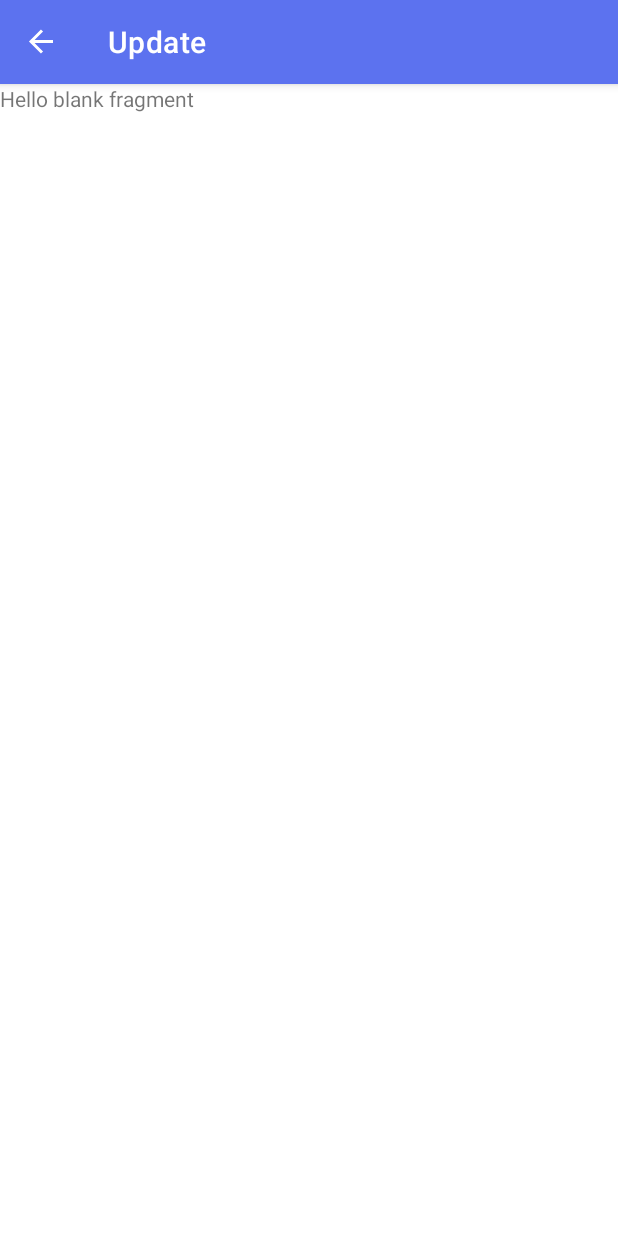
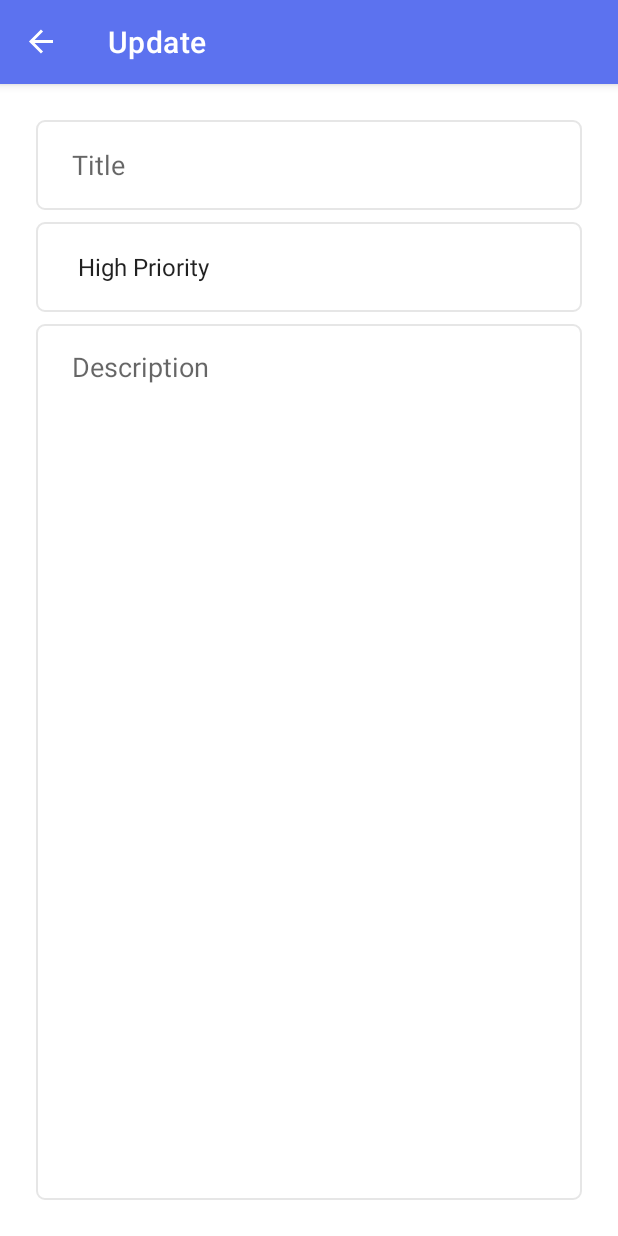
Before and after one commit to emineinan/To-DoApp, an Android app: the UpdateFragment screen opened through its navigation route, on a phone screen of 412 x 824 dp. Run offline under Robolectric (Android 15) with nearby library versions, the phone set to English and light mode, and no system bars; our stand-ins replace navigation-ui; 4 statements that could not run were skipped.

Commit message:
Design UpdateFragment layout

```diff
--- a/app/src/main/java/com/example/todoapp/fragments/list/ListFragment.kt
+++ b/app/src/main/java/com/example/todoapp/fragments/list/ListFragment.kt
@@ -22,6 +22,10 @@ class ListFragment : Fragment() {
         binding.floatingActionButton.setOnClickListener {
             findNavController().navigate(R.id.action_listFragment_to_addFragment)
         }
+
+        binding.listLayout.setOnClickListener {
+            findNavController().navigate(R.id.action_listFragment_to_updateFragment)
+        }
         return binding.root
     }
 }
--- /dev/null
+++ b/app/src/main/res/drawable/custom_input.xml
@@ -0,0 +1,20 @@
+<?xml version="1.0" encoding="utf-8"?>
+<selector xmlns:android="http://schemas.android.com/apk/res/android">
+
+    <item android:state_enabled="true" android:state_focused="true">
+        <shape android:shape="rectangle">
+            <solid android:color="@color/white" />
+            <stroke android:width="1dp" android:color="@color/blue" />
+            <corners android:radius="5dp" />
+        </shape>
+    </item>
+
+    <item android:state_enabled="true">
+        <shape android:shape="rectangle">
+            <solid android:color="@color/white" />
+            <stroke android:width="1dp" android:color="@color/lightGray" />
+            <corners android:radius="5dp" />
+        </shape>
+    </item>
+
+</selector>
--- a/app/src/main/res/layout/fragment_add.xml
+++ b/app/src/main/res/layout/fragment_add.xml
@@ -29,7 +29,8 @@
         android:layout_width="0dp"
         android:layout_height="60dp"
         android:layout_marginTop="8dp"
-        android:paddingStart="24dp"
+        android:paddingStart="20dp"
+        android:paddingEnd="20dp"
         app:layout_constraintEnd_toEndOf="parent"
         app:layout_constraintHorizontal_bias="0.5"
         app:layout_constraintStart_toStartOf="parent"
--- a/app/src/main/res/layout/fragment_list.xml
+++ b/app/src/main/res/layout/fragment_list.xml
@@ -4,6 +4,7 @@
     xmlns:tools="http://schemas.android.com/tools"
     android:layout_width="match_parent"
     android:layout_height="match_parent"
+    android:id="@+id/listLayout"
     tools:context=".fragments.list.ListFragment">
 
     <androidx.recyclerview.widget.RecyclerView
--- a/app/src/main/res/layout/fragment_update.xml
+++ b/app/src/main/res/layout/fragment_update.xml
@@ -1,14 +1,57 @@
 <?xml version="1.0" encoding="utf-8"?>
-<FrameLayout xmlns:android="http://schemas.android.com/apk/res/android"
+<androidx.constraintlayout.widget.ConstraintLayout xmlns:android="http://schemas.android.com/apk/res/android"
+    xmlns:app="http://schemas.android.com/apk/res-auto"
     xmlns:tools="http://schemas.android.com/tools"
     android:layout_width="match_parent"
     android:layout_height="match_parent"
-    tools:context=".UpdateFragment">
+    android:padding="24dp"
+    tools:context=".fragments.update.UpdateFragment">
 
-    <!-- TODO: Update blank fragment layout -->
-    <TextView
-        android:layout_width="match_parent"
-        android:layout_height="match_parent"
-        android:text="@string/hello_blank_fragment" />
 
-</FrameLayout>
+    <EditText
+        android:id="@+id/editTextCurrentTitle"
+        android:layout_width="0dp"
+        android:layout_height="60dp"
+        android:ems="10"
+        android:paddingStart="24dp"
+        android:paddingEnd="24dp"
+        android:inputType="textPersonName"
+        android:hint="@string/title"
+        android:background="@drawable/custom_input"
+        app:layout_constraintEnd_toEndOf="parent"
+        app:layout_constraintStart_toStartOf="parent"
+        app:layout_constraintTop_toTopOf="parent" />
+
+    <Spinner
+        android:id="@+id/spinnerCurrentPriorities"
+        android:background="@drawable/custom_input"
+        android:entries="@array/priorities"
+        android:layout_width="0dp"
+        android:layout_height="60dp"
+        android:layout_marginTop="8dp"
+        android:paddingStart="20dp"
+        android:paddingEnd="20dp"
+        app:layout_constraintEnd_toEndOf="parent"
+        app:layout_constraintHorizontal_bias="0.5"
+        app:layout_constraintStart_toStartOf="parent"
+        app:layout_constraintTop_toBottomOf="@+id/editTextCurrentTitle" />
+
+    <EditText
+        android:id="@+id/editTextCurrentDescription"
+        android:background="@drawable/custom_input"
+        android:layout_width="0dp"
+        android:layout_height="0dp"
+        android:ems="10"
+        android:gravity="top|start"
+        android:hint="@string/description"
+        android:paddingStart="24dp"
+        android:paddingTop="16dp"
+        android:paddingEnd="24dp"
+        android:inputType="textMultiLine"
+        android:layout_marginTop="8dp"
+        app:layout_constraintBottom_toBottomOf="parent"
+        app:layout_constraintEnd_toEndOf="parent"
+        app:layout_constraintHorizontal_bias="0.5"
+        app:layout_constraintStart_toStartOf="parent"
+        app:layout_constraintTop_toBottomOf="@+id/spinnerCurrentPriorities" />
+</androidx.constraintlayout.widget.ConstraintLayout>
```
